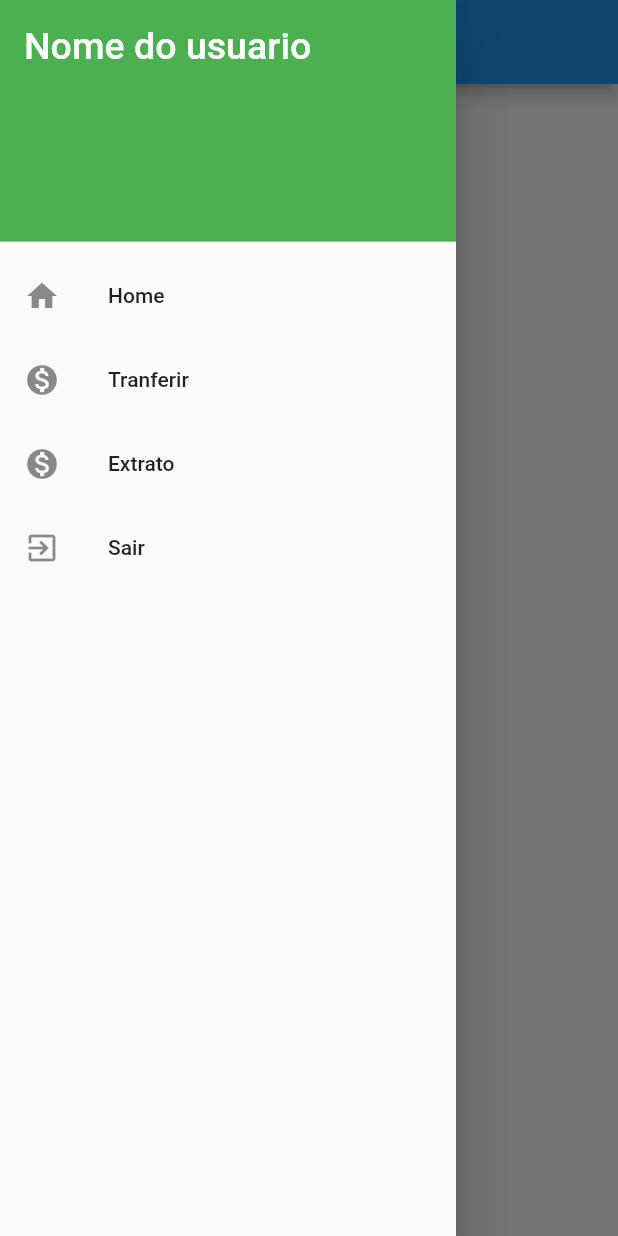
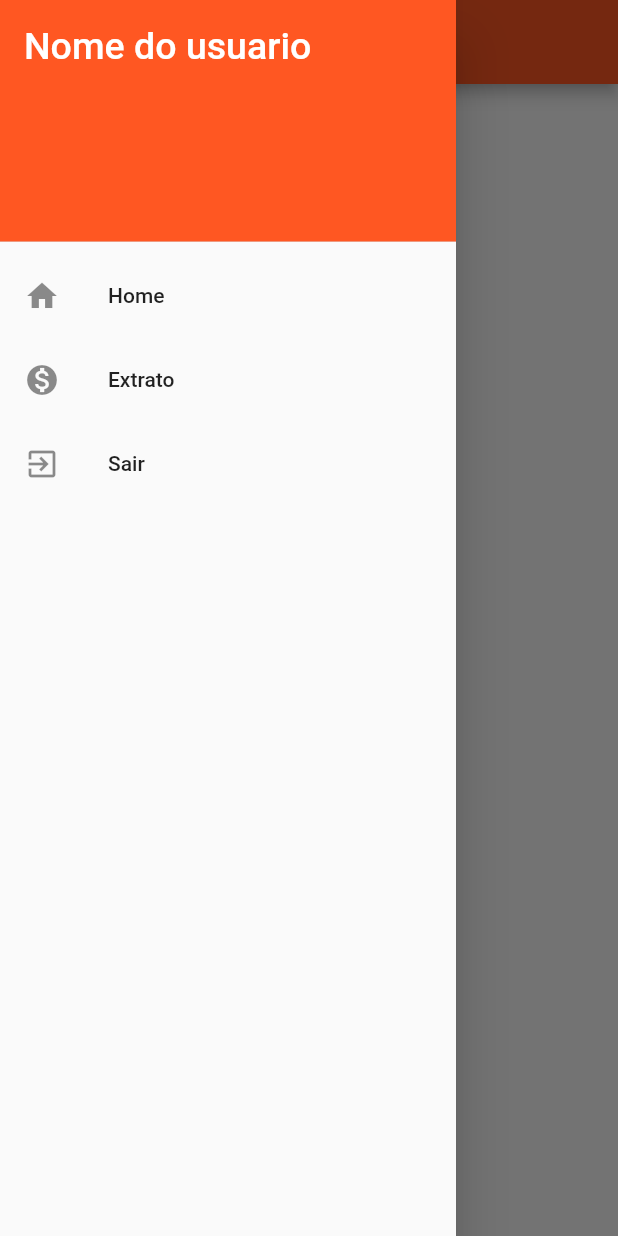
Before and after one commit to lucashenriquecss/Flutter-Projects, a Flutter app: the screen it shows after launch, with the side drawer open, on a phone screen of 412 x 824 dp. Run offline on Flutter 3.47's test engine with Material 2 defaults, Android fonts, the phone set to English and light mode, and no system bars; our stand-ins replace math_expressions.

Commit message:
Finished the transfer, extract and application colors

```diff
--- a/bytebank/lib/main.dart
+++ b/bytebank/lib/main.dart
@@ -10,9 +10,18 @@ class BytebankApp extends StatelessWidget {
   @override
   Widget build(BuildContext context) {
     return MaterialApp(
-      home: Scaffold(
-        body: Home(),
+      theme: ThemeData(
+          colorScheme: ColorScheme.fromSwatch(
+            primarySwatch: Colors.deepOrange,
+          ).copyWith(
+            secondary: Colors.blueAccent[700],
+          ),
+        buttonTheme: ButtonThemeData(
+          buttonColor: Colors.blueAccent[700],
+          textTheme: ButtonTextTheme.primary
+        ),
       ),
+      home: Home(),
     );
   }
 }
--- a/bytebank/lib/widget/nav_drawer.dart
+++ b/bytebank/lib/widget/nav_drawer.dart
@@ -16,7 +16,7 @@ class NavDrawer extends StatelessWidget {
               style: TextStyle(color: Colors.white, fontSize: 25),
             ),
             decoration: BoxDecoration(
-              color: Colors.green,
+              color: Colors.deepOrange,
             ),
           ),
           ListTile(
@@ -28,15 +28,7 @@ class NavDrawer extends StatelessWidget {
               }))
             },
           ),
-          ListTile(
-            leading: Icon(Icons.monetization_on),
-            title: Text('Tranferir'),
-            onTap: () => {
-              Navigator.of(context).push(MaterialPageRoute(builder: (c) {
-                return FormularioTransferencia();
-              }))
-            },
-          ),
+
           ListTile(
             leading: Icon(Icons.monetization_on),
             title: Text('Extrato'),
```
Also changed, not shown: bytebank/lib/screens/transfer_forms/transfer_form.dart (+10 -3 lines), bytebank/lib/screens/transfer_lists/transfer_list.dart (+8 -7 lines), 1 other file.
